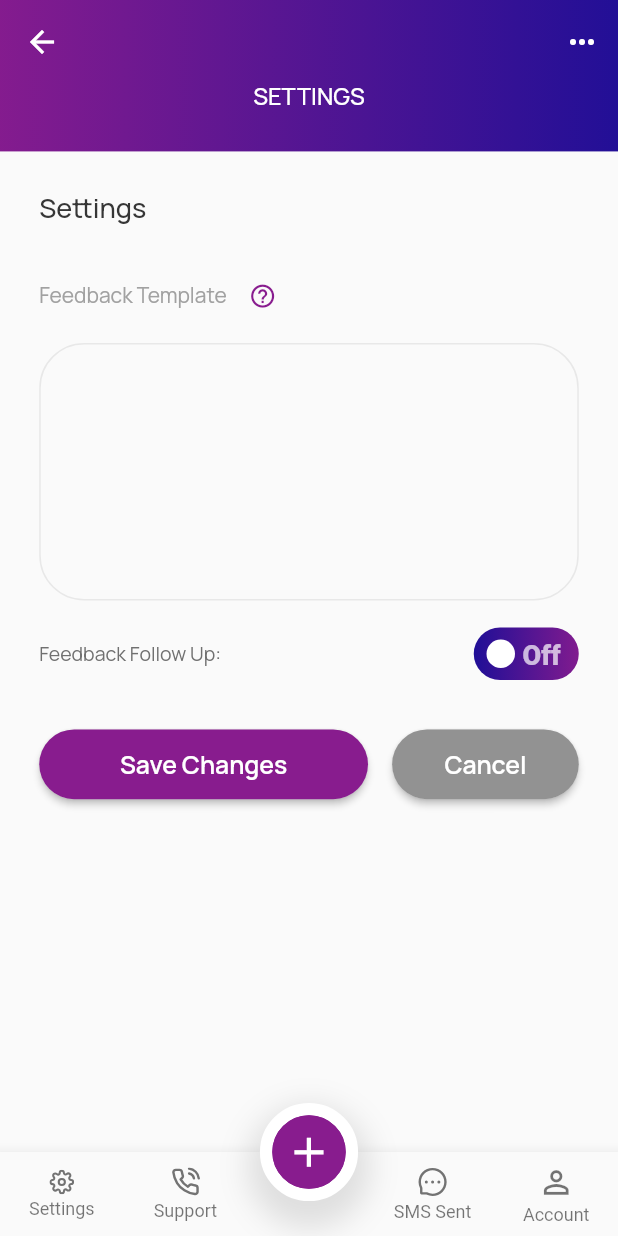
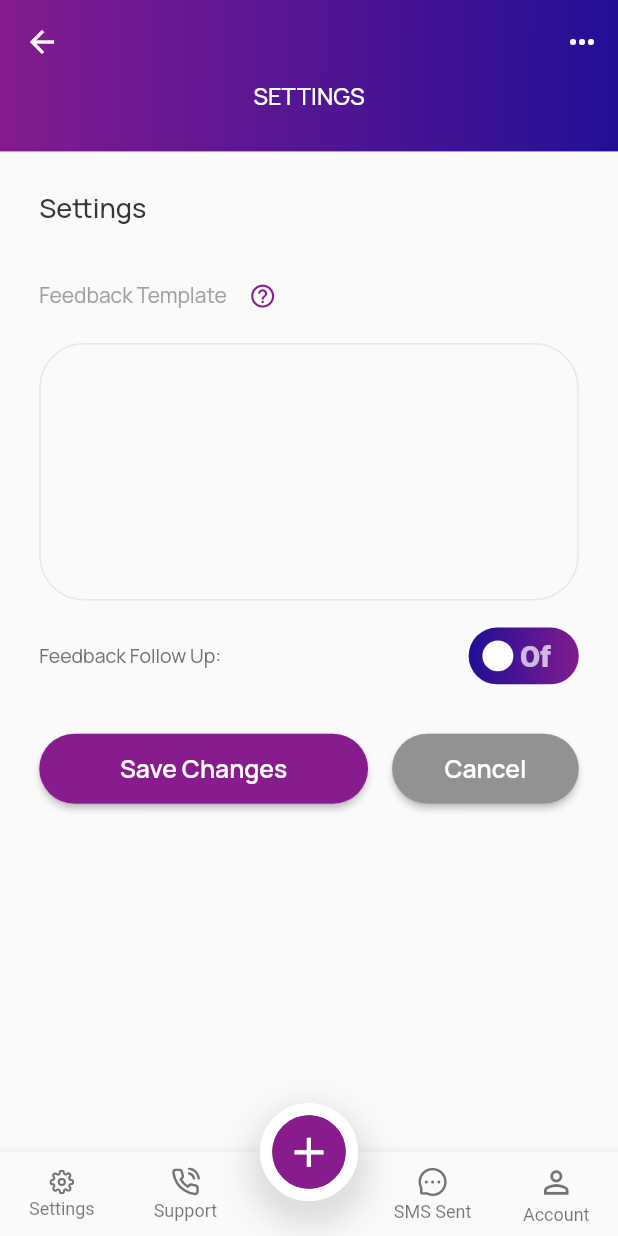
Before and after one commit to suman0717/test, a Flutter app: the Settings screen opened directly, on a phone screen of 412 x 824 dp. Run offline on Flutter 3.47's test engine with Material 2 defaults, Android fonts, the phone set to English and light mode, and no system bars; our stand-ins replace email_validator, flushbar, flutter_icons, flutter_svg, flutter_switch, font_awesome_flutter and 4 more; missing offline and left inert: pdf_viewer_plugin; accounts and stored records are empty.

Commit message:
2nd commit

```diff
--- a/lib/screens/settings.dart
+++ b/lib/screens/settings.dart
@@ -444,13 +444,13 @@ class _SettingsState extends State<Settings> {
                               ),
                               FlutterSwitch(
                                 activeColor: kshadeColor1,
-                                width: 70.0,
-                                height: 35.0,
-                                valueFontSize: 18.0,
-                                toggleSize: 20.0,
+                                width: 17.82 * SizeConfig.widthMultiplier,
+                                height: 4.6 * SizeConfig.heightMultiplier,
+                                valueFontSize: 2.36 * SizeConfig.heightMultiplier,
+                                toggleSize: 2.63 *SizeConfig.heightMultiplier,
                                 value: followUpEnabled,
-                                borderRadius: 30.0,
-                                padding: 8.0,
+                                borderRadius: 3.94 *SizeConfig.heightMultiplier,
+                                padding: 1.05 *SizeConfig.heightMultiplier,
                                 showOnOff: true,
                                 onToggle: (val) {
                                   setState(() {
@@ -458,17 +458,6 @@ class _SettingsState extends State<Settings> {
                                   });
                                 },
                               ),
-//                              CustomSwitch(
-//                                activeColor: kshadeColor1,
-//                                value: followUpEnabled,
-//                                onChanged: (value) {
-//                                  print("VALUE : $value");
-//                                  setState(() {
-//                                    followUpEnabled = value;
-//                                  });
-//                                },
-//                              ),
-
                             ],
                           ),
                         ),
```
